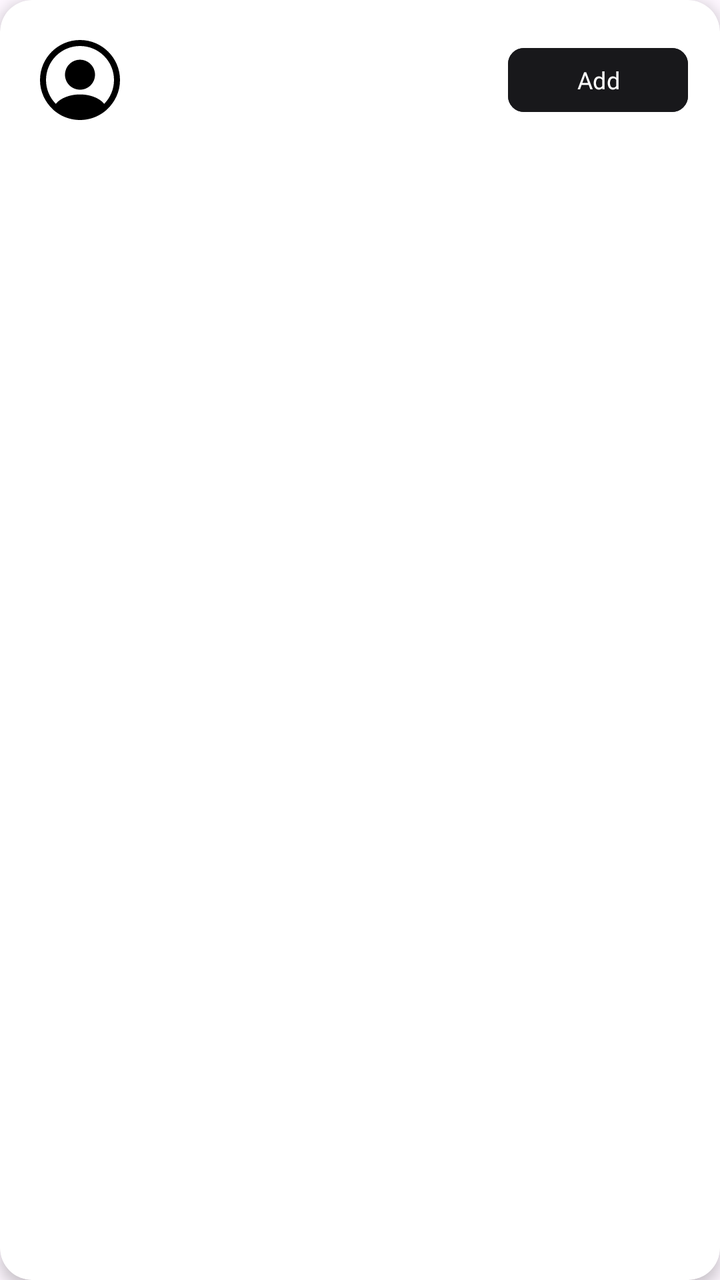
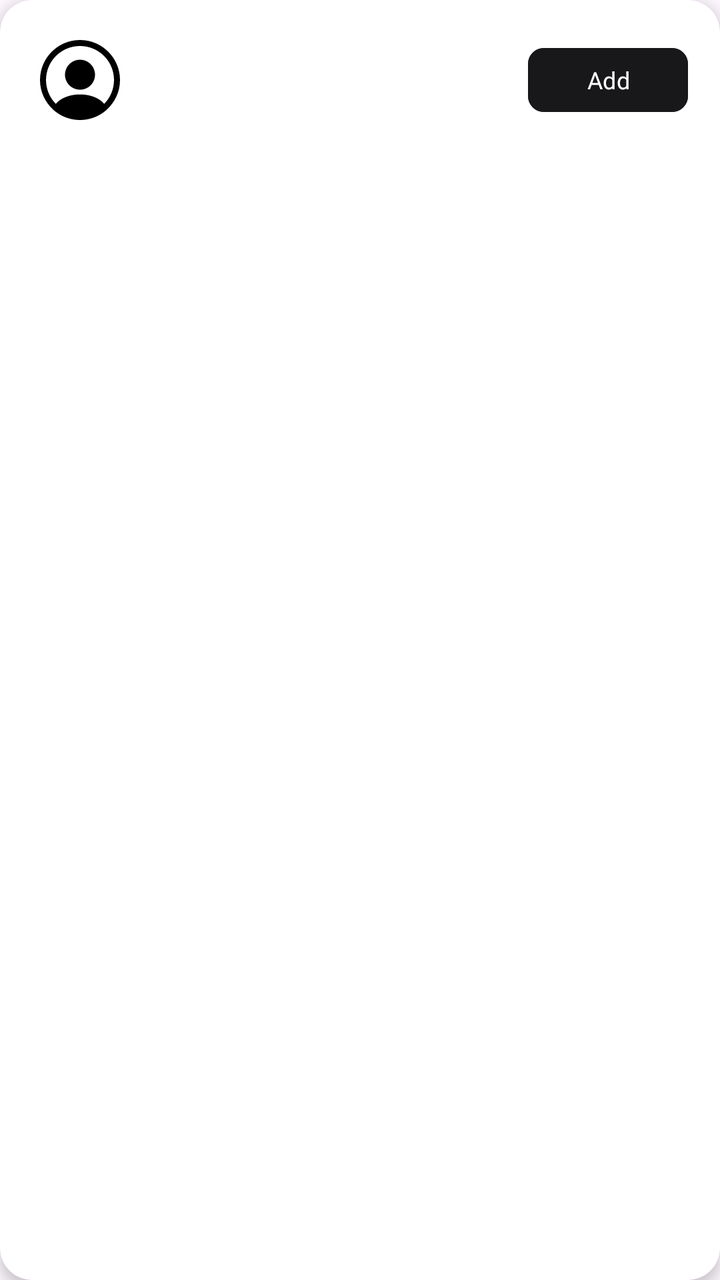

Before-and-after screenshots of an Android layout around one commit, followed by the original layout XML and the change that was made.
<!-- AndroidManifest.xml: application theme Theme.Travel -->
<!-- res/layout/item_user_search.xml -->
<?xml version="1.0" encoding="utf-8"?>
<androidx.cardview.widget.CardView
    xmlns:android="http://schemas.android.com/apk/res/android"
    xmlns:app="http://schemas.android.com/apk/res-auto"
    android:layout_width="match_parent"
    android:layout_height="wrap_content"
    android:layout_marginHorizontal="12dp"
    android:layout_marginVertical="6dp"
    app:cardCornerRadius="16dp"
    app:cardElevation="4dp"
    app:cardBackgroundColor="@color/white">

    <androidx.constraintlayout.widget.ConstraintLayout
        android:layout_width="match_parent"
        android:layout_height="wrap_content"
        android:padding="16dp">

        <ImageView
            android:id="@+id/profilePicture"
            android:layout_width="48dp"
            android:layout_height="48dp"
            android:scaleType="centerCrop"
            android:src="@drawable/ic_profile"
            app:layout_constraintBottom_toBottomOf="parent"
            app:layout_constraintStart_toStartOf="parent"
            app:layout_constraintTop_toTopOf="parent" />

        <TextView
            android:id="@+id/displayNameText"
            android:layout_width="0dp"
            android:layout_height="wrap_content"
            android:layout_marginEnd="8dp"
            android:layout_marginStart="8dp"
            android:ellipsize="end"
            android:fontFamily="@font/mont_bold"
            android:maxLines="1"
            android:textColor="@color/text_primary"
            android:textSize="16sp"
            app:layout_constraintEnd_toStartOf="@id/actionButton"
            app:layout_constraintStart_toEndOf="@+id/profilePicture"
            app:layout_constraintTop_toTopOf="@+id/profilePicture" />

        <TextView
            android:id="@+id/usernameText"
            android:layout_width="0dp"
            android:layout_height="wrap_content"
            android:layout_marginEnd="8dp"
            android:layout_marginStart="8dp"
            android:ellipsize="end"
            android:fontFamily="@font/mont_regular"
            android:maxLines="1"
            android:textColor="@color/text_secondary"
            android:textSize="12sp"
            app:layout_constraintEnd_toStartOf="@id/actionButton"
            app:layout_constraintStart_toEndOf="@+id/profilePicture"
            app:layout_constraintTop_toBottomOf="@id/displayNameText" />

        <com.google.android.material.button.MaterialButton
            android:id="@+id/actionButton"
            android:layout_width="90dp"
            android:layout_height="40dp"
            android:text="Add"
            android:textSize="12sp"
            android:textAllCaps="false"
            android:backgroundTint="@color/button_primary"
            android:textColor="@color/button_primary_text"
            android:fontFamily="@font/mont_bold"
            android:minWidth="0dp"
            android:paddingHorizontal="0dp"
            app:cornerRadius="8dp"
            app:layout_constraintTop_toTopOf="parent"
            app:layout_constraintBottom_toBottomOf="parent"
            app:layout_constraintEnd_toEndOf="parent" />

    </androidx.constraintlayout.widget.ConstraintLayout>

</androidx.cardview.widget.CardView>
<!-- resources referenced by this layout -->
<resources>
  <color name="button_primary">#FF18181B</color>
  <color name="button_primary_text">#FFFFFFFF</color>
  <color name="text_primary">#FF18181B</color>
  <color name="text_secondary">#FFA1A1AA</color>
  <color name="white">#FFFFFFFF</color>
  <!-- drawable ic_profile (drawable) -->
  <vector xmlns:android="http://schemas.android.com/apk/res/android"
      android:width="200dp"
      android:height="200dp"
      android:viewportWidth="24"
      android:viewportHeight="24">
    <path
        android:pathData="M22,12C22,6.49 17.51,2 12,2C6.49,2 2,6.49 2,12C2,14.9 3.25,17.51 5.23,19.34C5.23,19.35 5.23,19.35 5.22,19.36C5.32,19.46 5.44,19.54 5.54,19.63C5.6,19.68 5.65,19.73 5.71,19.77C5.89,19.92 6.09,20.06 6.28,20.2C6.35,20.25 6.41,20.29 6.48,20.34C6.67,20.47 6.87,20.59 7.08,20.7C7.15,20.74 7.23,20.79 7.3,20.83C7.5,20.94 7.71,21.04 7.93,21.13C8.01,21.17 8.09,21.21 8.17,21.24C8.39,21.33 8.61,21.41 8.83,21.48C8.91,21.51 8.99,21.54 9.07,21.56C9.31,21.63 9.55,21.69 9.79,21.75C9.86,21.77 9.93,21.79 10.01,21.8C10.29,21.86 10.57,21.9 10.86,21.93C10.9,21.93 10.94,21.94 10.98,21.95C11.32,21.98 11.66,22 12,22C12.34,22 12.68,21.98 13.01,21.95C13.05,21.95 13.09,21.94 13.13,21.93C13.42,21.9 13.7,21.86 13.98,21.8C14.05,21.79 14.12,21.76 14.2,21.75C14.44,21.69 14.69,21.64 14.92,21.56C15,21.53 15.08,21.5 15.16,21.48C15.38,21.4 15.61,21.33 15.82,21.24C15.9,21.21 15.98,21.17 16.06,21.13C16.27,21.04 16.48,20.94 16.69,20.83C16.77,20.79 16.84,20.74 16.91,20.7C17.11,20.58 17.31,20.47 17.51,20.34C17.58,20.3 17.64,20.25 17.71,20.2C17.91,20.06 18.1,19.92 18.28,19.77C18.34,19.72 18.39,19.67 18.45,19.63C18.56,19.54 18.67,19.45 18.77,19.36C18.77,19.35 18.77,19.35 18.76,19.34C20.75,17.51 22,14.9 22,12ZM16.94,16.97C14.23,15.15 9.79,15.15 7.06,16.97C6.62,17.26 6.26,17.6 5.96,17.97C4.44,16.43 3.5,14.32 3.5,12C3.5,7.31 7.31,3.5 12,3.5C16.69,3.5 20.5,7.31 20.5,12C20.5,14.32 19.56,16.43 18.04,17.97C17.75,17.6 17.38,17.26 16.94,16.97Z"
        android:fillColor="#000000"/>
    <path
        android:pathData="M12,6.93C9.93,6.93 8.25,8.61 8.25,10.68C8.25,12.71 9.84,14.36 11.95,14.42C11.98,14.42 12.02,14.42 12.04,14.42C12.06,14.42 12.09,14.42 12.11,14.42C12.12,14.42 12.13,14.42 12.13,14.42C14.15,14.35 15.74,12.71 15.75,10.68C15.75,8.61 14.07,6.93 12,6.93Z"
        android:fillColor="#000000"/>
  </vector>
  <style name="Theme.Travel" parent="Theme.Material3.DayNight.NoActionBar">
          <item name="colorPrimary">#2196F3</item>
          <item name="colorOnPrimary">@android:color/white</item>
      </style>
</resources>

<!-- the commit's change to res/layout/item_user_search.xml (unified diff, before → after) -->
@@ -57,7 +57,7 @@
 
         <com.google.android.material.button.MaterialButton
             android:id="@+id/actionButton"
-            android:layout_width="90dp"
+            android:layout_width="wrap_content"
             android:layout_height="40dp"
             android:text="Add"
             android:textSize="12sp"
@@ -65,9 +65,10 @@
             android:backgroundTint="@color/button_primary"
             android:textColor="@color/button_primary_text"
             android:fontFamily="@font/mont_bold"
-            android:minWidth="0dp"
+            android:minWidth="80dp"
             android:paddingHorizontal="0dp"
             app:cornerRadius="8dp"
+            app:layout_constraintWidth_max="80dp"
             app:layout_constraintTop_toTopOf="parent"
             app:layout_constraintBottom_toBottomOf="parent"
             app:layout_constraintEnd_toEndOf="parent" />
